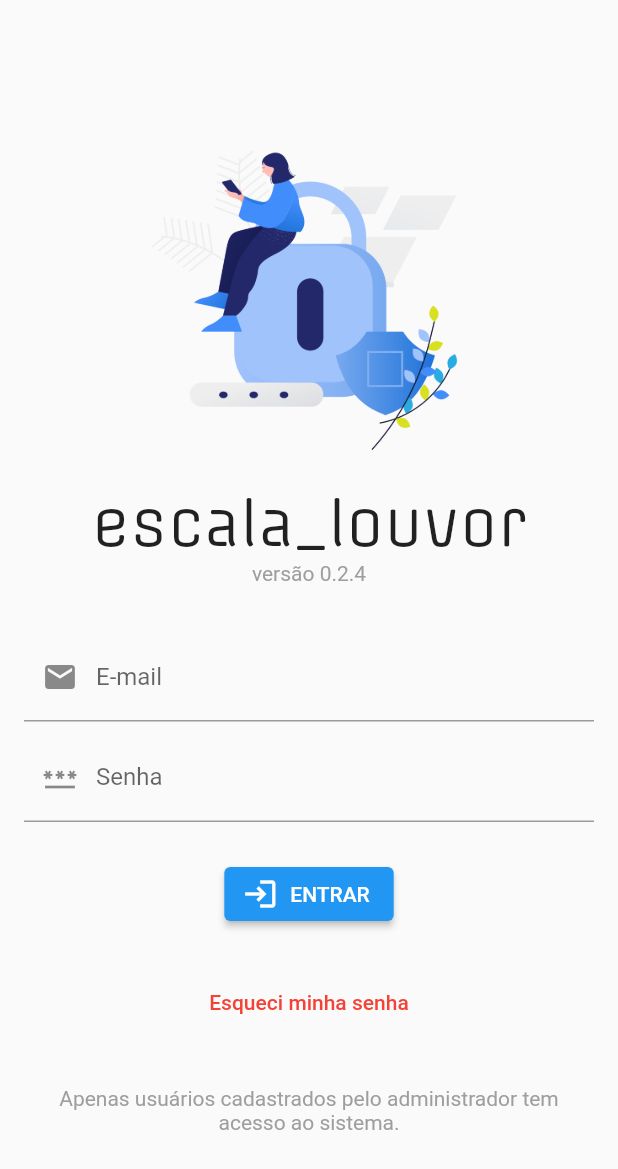
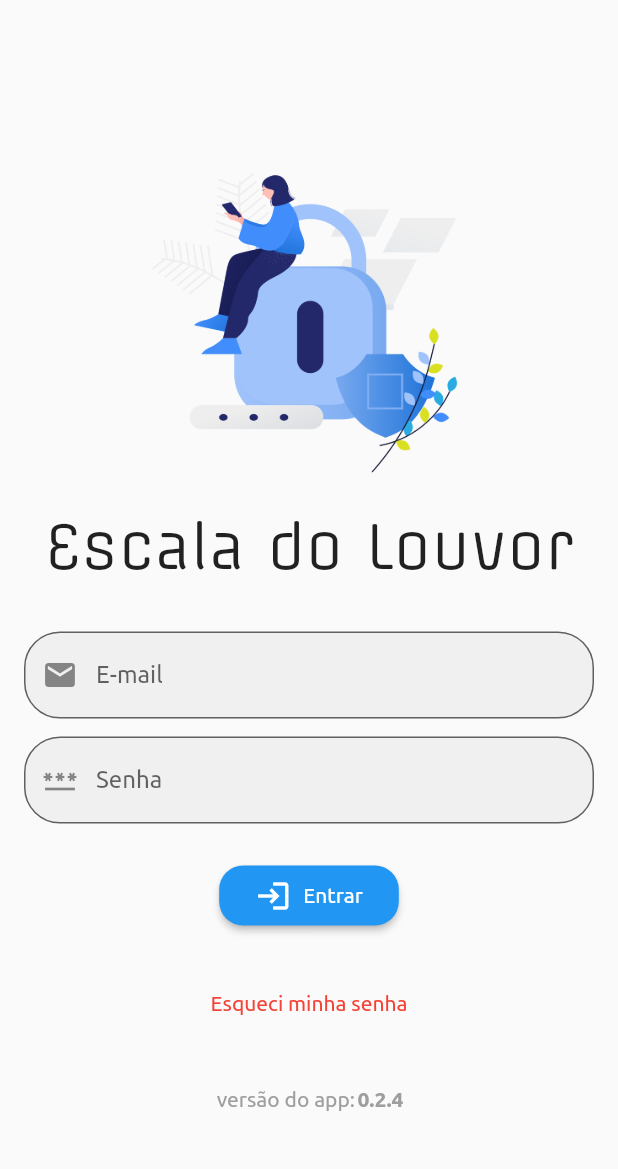
Before and after one commit to jeffpontocom/escala_louvor, a Flutter app: the screen it shows after launch, on a phone screen of 412 x 824 dp. Shown: the top 1169 px of the screen. Run offline on Flutter 3.47's test engine with Material 2 defaults, Android fonts, the phone set to English and light mode, and no system bars; our stand-ins replace cloud_firestore, file_picker, firebase_auth, firebase_core, firebase_messaging, firebase_storage and 11 more; missing offline and left inert: easy_mask; accounts and stored records are empty; project files that could hold a hidden picture were left out.

Commit message:
novas fontes

```diff
--- a/lib/main.dart
+++ b/lib/main.dart
@@ -1,9 +1,7 @@
 import 'dart:developer' as dev;
 
-import 'package:escala_louvor/global.dart';
 import 'package:firebase_auth/firebase_auth.dart';
 import 'package:firebase_core/firebase_core.dart';
-import 'package:flutter/foundation.dart';
 import 'package:flutter/gestures.dart';
 import 'package:flutter/material.dart';
 import 'package:flutter_dotenv/flutter_dotenv.dart';
@@ -13,9 +11,11 @@
 
 import 'firebase_options.dart';
 import 'functions/notificacoes.dart';
+import 'global.dart';
 import 'preferencias.dart';
 import 'rotas.dart';
 import 'screens/home.dart';
+import 'temas.dart';
 
 void main() async {
   setPathUrlStrategy();
@@ -56,7 +56,6 @@
           if (!snapshot.hasData) {
             return MaterialApp(
               home: Scaffold(
-                backgroundColor: Theme.of(context).primaryColor,
                 body: Padding(
                   padding: const EdgeInsets.all(64),
                   child: Column(
@@ -65,7 +64,7 @@
                     children: [
                       // Gif de carregamento
                       Image.asset('assets/icons/ic_launcher.png',
-                          width: 64, height: 64),
+                          width: 48, height: 48),
                       const SizedBox(height: 24),
                       // Texto de carregamento
                       ValueListenableBuilder<String>(
@@ -102,28 +101,9 @@
                 return MaterialApp.router(
                   title: 'Escala do Louvor',
                   // Tema claro
-                  theme: ThemeData(
-                    primarySwatch: Colors.blue,
-                    colorScheme: ColorScheme.light(
-                      primary: Colors.blue,
-                      secondary: Colors.blue.shade600,
-                    ),
-                    materialTapTargetSize:
-                        kIsWeb ? MaterialTapTargetSize.padded : null,
-                    dividerTheme: const DividerThemeData(space: 4),
-                  ),
+                  theme: temaClaro(),
                   // Tema Escuro
-                  darkTheme: ThemeData(
-                    brightness: Brightness.dark,
-                    primarySwatch: Colors.blue,
-                    colorScheme: ColorScheme.dark(
-                      primary: Colors.blue,
-                      secondary: Colors.blue.shade400,
-                    ),
-                    materialTapTargetSize:
-                        kIsWeb ? MaterialTapTargetSize.padded : null,
-                    dividerTheme: const DividerThemeData(space: 4),
-                  ),
+                  darkTheme: temaEscuro(),
                   // Behaviors
                   scrollBehavior: MyCustomScrollBehavior(),
                   // Suporte a lingua português nos elementos globais
--- a/lib/screens/tela_login.dart
+++ b/lib/screens/tela_login.dart
@@ -1,15 +1,14 @@
 import 'dart:developer' as dev;
 
 import 'package:cloud_firestore/cloud_firestore.dart';
-import 'package:escala_louvor/global.dart';
-import 'package:escala_louvor/screens/home.dart';
 import 'package:firebase_auth/firebase_auth.dart';
-import 'package:flutter/foundation.dart';
 import 'package:flutter/material.dart';
 import 'package:flutter/services.dart';
 import 'package:flutter_modular/flutter_modular.dart';
 
+import '/global.dart';
 import '/models/integrante.dart';
+import '/screens/home.dart';
 import '/utils/mensagens.dart';
 import '/utils/utils.dart';
 
@@ -38,55 +37,67 @@ class _LoginPageState extends State<LoginPage> {
   @override
   Widget build(BuildContext context) {
     return Scaffold(
+      extendBody: true,
       body: Center(
         child: SingleChildScrollView(
-          child: Container(
-            alignment: Alignment.center,
-            padding: const EdgeInsets.symmetric(vertical: 16, horizontal: 16),
+          padding: const EdgeInsets.all(16),
           child: Wrap(
-              alignment: WrapAlignment.center,
+            alignment: WrapAlignment.center, // Alinhamento horizontal
             crossAxisAlignment: WrapCrossAlignment.center,
             runAlignment: WrapAlignment.center,
+            spacing: 32,
             runSpacing: 32,
-              spacing: 32,
             children: [
-                // Cabeçalho
-                Column(
-                  children: [
-                    // Logotipo
-                    const Image(
+              cabecalho,
+              LayoutBuilder(
+                builder: (context, constraints) {
+                  return ConstrainedBox(
+                    constraints:
+                        const BoxConstraints(minWidth: 200, maxWidth: 600),
+                    child: formularioLogin,
+                  );
+                },
+              ),
+              versaoDoApp,
+            ],
+          ),
+        ),
+      ),
+    );
+  }
+
+  /* WIDGETS */
+  /// Cabeçalho (Column)
+  get cabecalho {
+    return Column(
+      children: const [
+        // Ilustração
+        Image(
           image: AssetImage('assets/images/login.png'),
           height: 256,
           width: 256,
         ),
-                    // Nome do App
+        // Nome do app
         Text(
-                      kIsWeb
-                          ? 'Escala Louvor'
-                          : Global.appInfo?.appName ?? '...',
+          'Escala do Louvor',
           textAlign: TextAlign.center,
-                      style: const TextStyle(
+          style: TextStyle(
+            fontFamily: 'Offside',
             fontSize: 40,
-                        fontFamily: 'Offside',
           ),
         ),
-                    // Versão do App
-                    Text(
-                      'versão ${Global.appInfo?.version ?? '...'}',
-                      textAlign: TextAlign.center,
-                      style: const TextStyle(color: Colors.grey),
-                    ),
       ],
-                ),
-                ConstrainedBox(
-                  constraints:
-                      const BoxConstraints(minWidth: 200, maxWidth: 450),
-                  // Formulário
-                  child: Form(
+    );
+  }
+
+  /// Formulário de Login
+  get formularioLogin {
+    return Form(
       key: _formKey,
       autovalidateMode: AutovalidateMode.disabled,
       child: Column(
         mainAxisAlignment: MainAxisAlignment.center,
+        mainAxisSize: MainAxisSize.min,
         children: [
           // Campo Usuário
           TextFormField(
@@ -94,19 +105,16 @@ class _LoginPageState extends State<LoginPage> {
             validator: MyInputs.validarEmail,
             keyboardType: TextInputType.emailAddress,
             textInputAction: TextInputAction.next,
-                          autofillHints: const [
-                            AutofillHints.username,
-                            AutofillHints.email
-                          ],
+            autofillHints: const [AutofillHints.username, AutofillHints.email],
             inputFormatters: <TextInputFormatter>[
-                            FilteringTextInputFormatter.deny(' '),
+              FilteringTextInputFormatter.deny(' ')
             ],
             decoration: const InputDecoration(
               labelText: 'E-mail',
               prefixIcon: Icon(Icons.email),
             ),
           ),
-                        const SizedBox(height: 8.0),
+          const SizedBox(height: 12),
           // Campo Senha
           TextFormField(
             controller: _formSenha,
@@ -122,40 +130,42 @@ class _LoginPageState extends State<LoginPage> {
             ),
             onFieldSubmitted: (_) => _logar(),
           ),
-                        const SizedBox(height: 24.0),
+          const SizedBox(height: 24),
           // Botão Login
           ElevatedButton.icon(
             icon: const Icon(Icons.login),
-                          label: const Text('ENTRAR'),
+            label: const Text('Entrar'),
             onPressed: _logar,
           ),
-                        const SizedBox(height: 24.0),
+          const SizedBox(height: 24),
           // Botão esqueci minha senha
           TextButton(
-                          child: const Text(
-                            'Esqueci minha senha',
-                            style: TextStyle(color: Colors.red),
-                          ),
+            child: const Text('Esqueci minha senha',
+                style: TextStyle(color: Colors.red)),
             onPressed: _esqueciMinhaSenha,
           ),
         ],
       ),
+    );
+  }
+
+  /// Versão do App (Row)
+  get versaoDoApp {
+    return Row(
+      mainAxisAlignment: MainAxisAlignment.center,
+      children: [
+        const Text(
+          'versão do app: ',
+          textAlign: TextAlign.center,
+          style: TextStyle(color: Colors.grey),
         ),
-                ),
-                // Texto Informativo
-                const SizedBox(
-                  width: double.maxFinite,
-                  child: Text(
-                    'Apenas usuários cadastrados pelo administrador tem acesso ao sistema.',
-                    style: TextStyle(color: Colors.grey),
+        Text(
+          Global.appInfo?.version ?? '...',
           textAlign: TextAlign.center,
-                  ),
+          style:
+              const TextStyle(color: Colors.grey, fontWeight: FontWeight.bold),
         ),
       ],
-            ),
-          ),
-        ),
-      ),
     );
   }
 
```
Also changed, not shown: lib/temas.dart (added, +57 -0 lines), pubspec.yaml (+20 -1 lines), assets/fonts/Ubuntu-Bold.ttf (added), assets/fonts/Ubuntu-BoldItalic.ttf (added), assets/fonts/Ubuntu-Italic.ttf (added), assets/fonts/Ubuntu-Light.ttf (added), assets/fonts/Ubuntu-LightItalic.ttf (added), assets/fonts/Ubuntu-Regular.ttf (added), assets/icons/ic_disponivel.png (added), assets/icons/ic_escalado.png (added), assets/icons/ic_indeciso.png (added), assets/icons/ic_restrito.png (added), 6 other files. Lines whose indentation alone changed are shown as unchanged.
